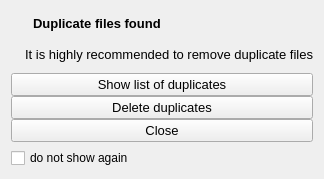
First picture: the form in src/widgets/dup.ui, repository Michal-D4/fileo, before the edit.
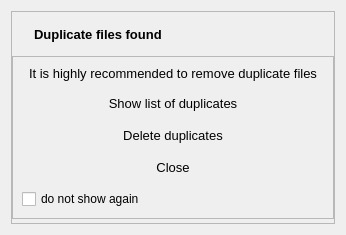
Second picture: the form after the edit.

Diff of the .ui file:
```diff
--- a/src/widgets/dup.ui
+++ b/src/widgets/dup.ui
@@ -6,22 +6,56 @@
    <rect>
     <x>0</x>
     <y>0</y>
-    <width>324</width>
-    <height>179</height>
+    <width>346</width>
+    <height>229</height>
    </rect>
   </property>
   <property name="windowTitle">
    <string>File duplicates</string>
   </property>
-  <layout class="QVBoxLayout" name="verticalLayout_2">
+  <layout class="QVBoxLayout" name="verticalLayout_4">
    <item>
+    <widget class="QFrame" name="dup_main">
+     <property name="frameShape">
+      <enum>QFrame::StyledPanel</enum>
+     </property>
+     <property name="frameShadow">
+      <enum>QFrame::Raised</enum>
+     </property>
+     <property name="lineWidth">
+      <number>1</number>
+     </property>
+     <layout class="QVBoxLayout" name="verticalLayout_3">
+      <property name="spacing">
+       <number>0</number>
+      </property>
+      <property name="leftMargin">
+       <number>0</number>
+      </property>
+      <property name="topMargin">
+       <number>0</number>
+      </property>
+      <property name="rightMargin">
+       <number>0</number>
+      </property>
+      <property name="bottomMargin">
+       <number>4</number>
+      </property>
+      <item>
+       <widget class="QFrame" name="ttl_frame">
     <layout class="QHBoxLayout" name="horizontalLayout" stretch="0,1">
      <property name="leftMargin">
       <number>9</number>
      </property>
+         <property name="topMargin">
+          <number>6</number>
+         </property>
      <property name="rightMargin">
       <number>9</number>
      </property>
+         <property name="bottomMargin">
+          <number>6</number>
+         </property>
      <item>
       <widget class="QLabel" name="ico">
        <property name="sizePolicy">
@@ -30,6 +64,12 @@
          <verstretch>0</verstretch>
         </sizepolicy>
        </property>
+           <property name="minimumSize">
+            <size>
+             <width>3</width>
+             <height>32</height>
+            </size>
+           </property>
        <property name="text">
         <string/>
        </property>
@@ -53,7 +93,29 @@
       </widget>
      </item>
     </layout>
-   </item>
+       </widget>
+      </item>
+      <item>
+       <widget class="QFrame" name="dup_frame">
+        <property name="frameShape">
+         <enum>QFrame::StyledPanel</enum>
+        </property>
+        <property name="frameShadow">
+         <enum>QFrame::Raised</enum>
+        </property>
+        <layout class="QVBoxLayout" name="verticalLayout_2">
+         <property name="leftMargin">
+          <number>9</number>
+         </property>
+         <property name="topMargin">
+          <number>9</number>
+         </property>
+         <property name="rightMargin">
+          <number>9</number>
+         </property>
+         <property name="bottomMargin">
+          <number>9</number>
+         </property>
    <item>
     <widget class="QLabel" name="txt2">
      <property name="font">
@@ -65,20 +127,39 @@
       <string>It is highly recommended to remove duplicate files</string>
      </property>
      <property name="alignment">
-      <set>Qt::AlignRight|Qt::AlignTrailing|Qt::AlignVCenter</set>
+            <set>Qt::AlignCenter</set>
      </property>
      <property name="margin">
-      <number>9</number>
+            <number>0</number>
      </property>
     </widget>
    </item>
    <item>
+          <widget class="QFrame" name="dup_btns">
     <layout class="QVBoxLayout" name="verticalLayout">
      <property name="spacing">
       <number>0</number>
      </property>
+            <property name="leftMargin">
+             <number>0</number>
+            </property>
+            <property name="topMargin">
+             <number>0</number>
+            </property>
+            <property name="rightMargin">
+             <number>0</number>
+            </property>
+            <property name="bottomMargin">
+             <number>0</number>
+            </property>
      <item>
       <widget class="QPushButton" name="show_btn">
+              <property name="minimumSize">
+               <size>
+                <width>0</width>
+                <height>32</height>
+               </size>
+              </property>
        <property name="font">
         <font>
          <pointsize>10</pointsize>
@@ -91,12 +172,18 @@
         <bool>false</bool>
        </property>
        <property name="flat">
-        <bool>false</bool>
+               <bool>true</bool>
        </property>
       </widget>
      </item>
      <item>
       <widget class="QPushButton" name="del_btn">
+              <property name="minimumSize">
+               <size>
+                <width>0</width>
+                <height>32</height>
+               </size>
+              </property>
        <property name="font">
         <font>
          <pointsize>10</pointsize>
@@ -109,12 +196,18 @@
         <bool>false</bool>
        </property>
        <property name="flat">
-        <bool>false</bool>
+               <bool>true</bool>
        </property>
       </widget>
      </item>
      <item>
       <widget class="QPushButton" name="close_btn">
+              <property name="minimumSize">
+               <size>
+                <width>0</width>
+                <height>32</height>
+               </size>
+              </property>
        <property name="font">
         <font>
          <pointsize>10</pointsize>
@@ -127,17 +220,24 @@
         <bool>false</bool>
        </property>
        <property name="flat">
-        <bool>false</bool>
+               <bool>true</bool>
        </property>
       </widget>
      </item>
     </layout>
+          </widget>
    </item>
    <item>
     <widget class="QCheckBox" name="checkBox">
      <property name="text">
       <string>do not show again</string>
      </property>
+          </widget>
+         </item>
+        </layout>
+       </widget>
+      </item>
+     </layout>
     </widget>
    </item>
   </layout>
```
Lines whose indentation alone changed are shown as unchanged.
